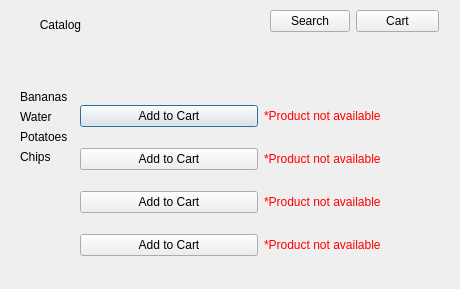
Above: products.ui from aishakandeell/cs2labproject before the change. Below: the same form after it.
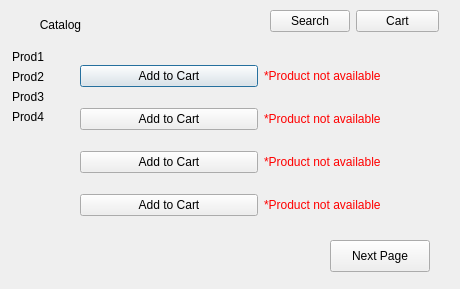
That is the form after the change.

Patch:
```diff
--- a/products.ui
+++ b/products.ui
@@ -30,7 +30,7 @@
    <property name="geometry">
     <rect>
      <x>80</x>
-     <y>90</y>
+     <y>50</y>
      <width>361</width>
      <height>181</height>
     </rect>
@@ -120,12 +120,12 @@
     </item>
    </layout>
   </widget>
-  <widget class="QWidget" name="">
+  <widget class="QWidget" name="layoutWidget">
    <property name="geometry">
     <rect>
-     <x>20</x>
-     <y>90</y>
-     <width>61</width>
+     <x>12</x>
+     <y>50</y>
+     <width>71</width>
      <height>181</height>
     </rect>
    </property>
@@ -133,33 +133,46 @@
     <item row="0" column="0">
      <widget class="QLabel" name="prod1">
       <property name="text">
-       <string>Bananas</string>
+       <string>Prod1</string>
       </property>
      </widget>
     </item>
     <item row="1" column="0">
      <widget class="QLabel" name="prod2">
       <property name="text">
-       <string>Water</string>
+       <string>Prod2</string>
       </property>
      </widget>
     </item>
     <item row="2" column="0">
      <widget class="QLabel" name="prod3">
       <property name="text">
-       <string>Potatoes</string>
+       <string>Prod3</string>
       </property>
      </widget>
     </item>
     <item row="3" column="0">
      <widget class="QLabel" name="prod4">
       <property name="text">
-       <string>Chips</string>
+       <string>Prod4</string>
       </property>
      </widget>
     </item>
    </layout>
   </widget>
+  <widget class="QPushButton" name="nextPage">
+   <property name="geometry">
+    <rect>
+     <x>330</x>
+     <y>240</y>
+     <width>100</width>
+     <height>32</height>
+    </rect>
+   </property>
+   <property name="text">
+    <string>Next Page</string>
+   </property>
+  </widget>
  </widget>
  <resources/>
  <connections/>
```
